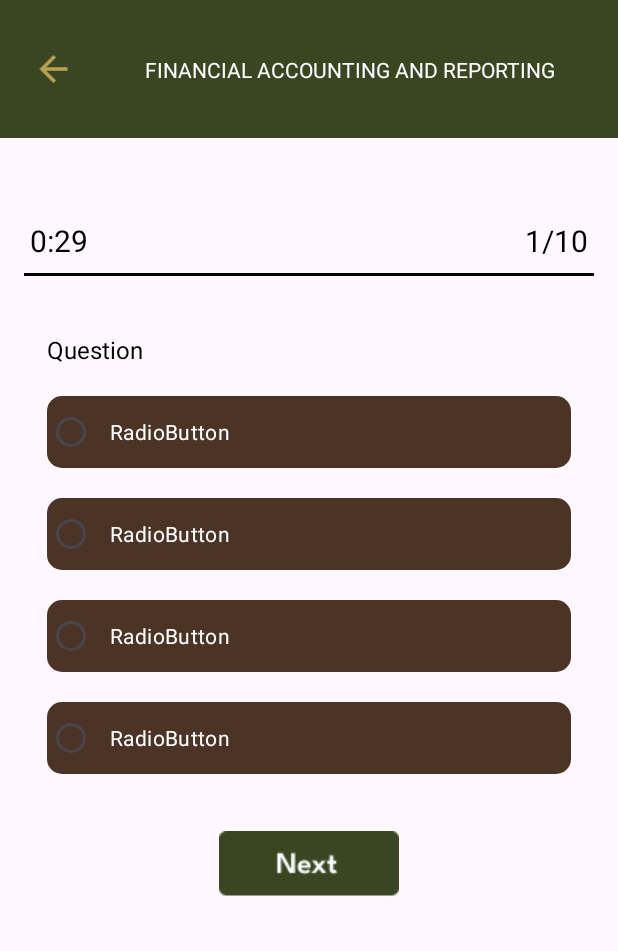
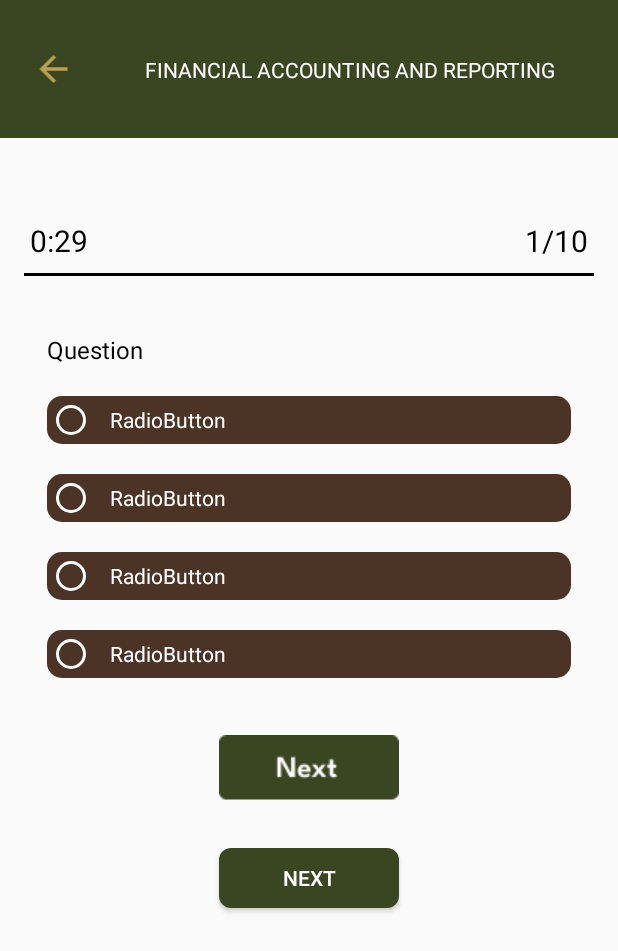
Before and after one commit to louisthelucky/RCreviewcompanion, an Android app: the screen it shows after launch (QuestionView), on a phone screen of 412 x 824 dp. Shown: the top 951 px of the screen. Run offline under Robolectric (Android 15) with nearby library versions, the phone set to English and light mode, and no system bars; Roboto replaces fonts that are not available here.

Commit message:
pre buttons na maangas, baguhin mo nalang kulay sa drawable na button_normal at button_pressed

```diff
--- /dev/null
+++ b/app/src/main/res/drawable/button.xml
@@ -0,0 +1,5 @@
+<?xml version="1.0" encoding="utf-8"?>
+<selector xmlns:android="http://schemas.android.com/apk/res/android">
+    <item android:state_pressed="true" android:drawable="@drawable/button_pressed"/>
+    <item android:state_pressed="false" android:drawable="@drawable/button_normal"/>
+</selector>
--- /dev/null
+++ b/app/src/main/res/drawable/button_normal.xml
@@ -0,0 +1,8 @@
+<?xml version="1.0" encoding="utf-8"?>
+<shape android:shape="rectangle"
+    xmlns:android="http://schemas.android.com/apk/res/android">
+
+    <solid android:color="#3A4622" android:width="5dp"/>
+    <corners android:radius="8dp"/>
+
+</shape>
--- /dev/null
+++ b/app/src/main/res/drawable/button_pressed.xml
@@ -0,0 +1,9 @@
+<?xml version="1.0" encoding="utf-8"?>
+<shape android:shape="rectangle"
+    xmlns:android="http://schemas.android.com/apk/res/android">
+
+    <stroke android:color="#3A4622" android:width="2dp"/>
+    <solid android:color="#90A061"/>
+    <corners android:radius="8dp"/>
+
+</shape>
--- a/app/src/main/res/layout/activatelight.xml
+++ b/app/src/main/res/layout/activatelight.xml
@@ -133,4 +133,17 @@
         app:layout_constraintTop_toBottomOf="@+id/otp_holder"
         app:srcCompat="@drawable/accessbtn" />
 
+    <Button
+        android:id="@+id/button"
+        android:layout_width="120dp"
+        android:layout_height="49dp"
+        android:text="Button"
+
+        app:layout_constraintBottom_toBottomOf="parent"
+        app:layout_constraintEnd_toEndOf="parent"
+        app:layout_constraintHorizontal_bias="0.501"
+        app:layout_constraintStart_toStartOf="parent"
+        app:layout_constraintTop_toBottomOf="@+id/otp_holder"
+        app:layout_constraintVertical_bias="0.126" />
+
 </androidx.constraintlayout.widget.ConstraintLayout>
--- a/app/src/main/res/layout/activity_question_view.xml
+++ b/app/src/main/res/layout/activity_question_view.xml
@@ -158,4 +158,18 @@
         </RadioGroup>
     </LinearLayout>
 
+    <Button
+        android:id="@+id/button2"
+        android:layout_width="120dp"
+        android:layout_height="40dp"
+        android:background="@drawable/button"
+        android:text="Next"
+        android:textColor="#FFFFFF"
+        app:layout_constraintBottom_toBottomOf="parent"
+        app:layout_constraintEnd_toEndOf="parent"
+        app:layout_constraintHorizontal_bias="0.501"
+        app:layout_constraintStart_toStartOf="parent"
+        app:layout_constraintTop_toBottomOf="@+id/linearLayout"
+        app:layout_constraintVertical_bias="0.276" />
+
 </androidx.constraintlayout.widget.ConstraintLayout>
--- a/app/src/main/res/values-night/themes.xml
+++ b/app/src/main/res/values-night/themes.xml
@@ -1,6 +1,6 @@
 <resources xmlns:tools="http://schemas.android.com/tools">
     <!-- Base application theme. -->
-    <style name="Base.Theme.RCreviewcompanion" parent="Theme.Material3.DayNight.NoActionBar">
+    <style name="Base.Theme.RCreviewcompanion" parent="Theme.AppCompat.Light.NoActionBar">
         <!-- Customize your dark theme here. -->
         <!-- <item name="colorPrimary">@color/my_dark_primary</item> -->
     </style>
--- a/app/src/main/res/values/themes.xml
+++ b/app/src/main/res/values/themes.xml
@@ -1,6 +1,6 @@
 <resources xmlns:tools="http://schemas.android.com/tools">
     <!-- Base application theme. -->
-    <style name="Base.Theme.RCreviewcompanion" parent="Theme.Material3.DayNight.NoActionBar">
+    <style name="Base.Theme.RCreviewcompanion" parent="Theme.AppCompat.Light.NoActionBar">
         <!-- Customize your light theme here. -->
         <!-- <item name="colorPrimary">@color/my_light_primary</item> -->
     </style>
```
